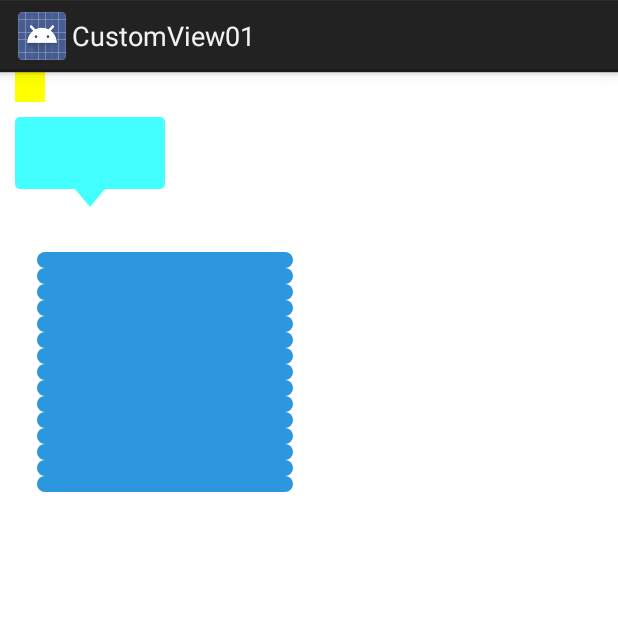
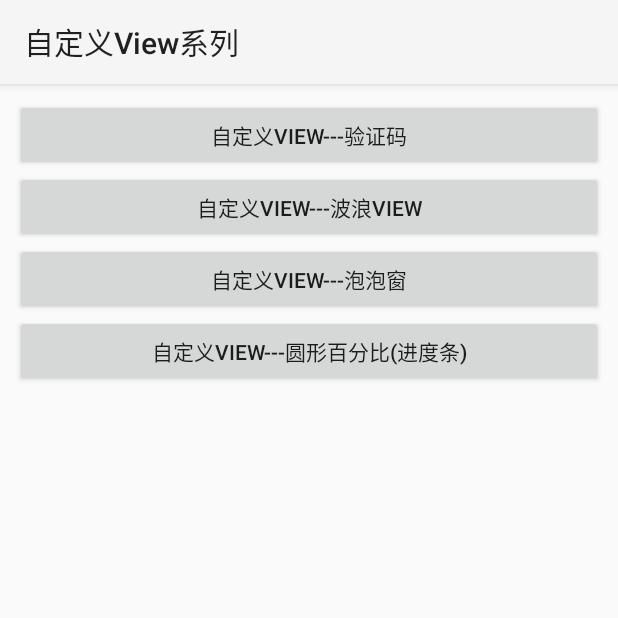
Before and after one commit to huangyula/CustomView, an Android app: the screen it shows after launch (MainActivity), on a phone screen of 412 x 824 dp, the top half of it. Run offline under Robolectric (Android 15) with nearby library versions, the phone set to English and light mode, and no system bars; plain views replace CustomTitleView.

Commit message:
整改项目

```diff
--- /dev/null
+++ b/app/src/main/java/com/hy/customview/activity/BaseActivity.java
@@ -0,0 +1,37 @@
+package com.hy.customview.activity;
+
+import android.app.Activity;
+import android.content.Intent;
+import android.os.Bundle;
+import android.support.annotation.Nullable;
+import android.support.v7.app.AppCompatActivity;
+
+/**
+ * Created by and on 2018-07-12.
+ */
+
+public class BaseActivity extends AppCompatActivity {
+    @Override
+    protected void onCreate(@Nullable Bundle savedInstanceState) {
+        super.onCreate(savedInstanceState);
+    }
+
+    /**
+     * 跳转Activity
+     */
+    protected void gotoActivity(Class<? extends Activity> activity, Bundle bundle) {
+        Intent intent = new Intent(this, activity);
+        if (bundle != null) {
+            intent.putExtras(bundle);
+        }
+        startActivity(intent);
+    }
+
+    /**
+     * 跳转Activity
+     */
+    protected void gotoActivity(Class<? extends Activity> activity) {
+        Intent intent = new Intent(this, activity);
+        startActivity(intent);
+    }
+}
--- a/app/src/main/java/com/hy/customview/view/ValidCodeView.java
+++ b/app/src/main/java/com/hy/customview/view/ValidCodeView.java
@@ -68,8 +68,8 @@ public class ValidCodeView extends View {
                     mTextSize=ra.getDimensionPixelSize(attr, PxUtils.spToPx(16,context));
                     break;
             }
-            ra.recycle();
         }
+        ra.recycle();
 
         mPaint=new Paint();
         mPaint.setTextSize(mTextSize);
--- a/app/src/main/res/layout/activity_main.xml
+++ b/app/src/main/res/layout/activity_main.xml
@@ -1,44 +1,32 @@
 <LinearLayout xmlns:android="http://schemas.android.com/apk/res/android"
                 xmlns:app="http://schemas.android.com/apk/res-auto"
                 xmlns:tools="http://schemas.android.com/tools"
-                xmlns:hycustom="http://schemas.android.com/apk/res/com.hy.customview"
                 android:layout_width="match_parent"
                 android:layout_height="match_parent"
                 tools:ignore="ResAuto"
                 android:orientation="vertical"
-                android:layout_marginLeft="10dp"
+                android:layout_margin="10dp"
     >
+    <Button
+        android:layout_width="match_parent"
+        android:layout_height="wrap_content"
+        android:text="自定义View---验证码"
+        android:onClick="onValidCodeView"/>
 
-    <!--<com.example.customview01.view.CustomTitleView-->
-        <!--android:layout_width="wrap_content"-->
-        <!--android:layout_height="wrap_content"-->
-        <!--custom:titleText="3712"-->
-        <!--android:padding="10dp"-->
-        <!--custom:titleTextColor="#ff0000"-->
-        <!--android:layout_centerInParent="true"-->
-        <!--custom:titleTextSize="40sp" />-->
-
-    <com.hy.customview.view.ValidCodeView
-        android:layout_width="wrap_content"
+    <Button
+        android:layout_width="match_parent"
         android:layout_height="wrap_content"
-        hycustom:hyTitleTextColor="#ff0000"
-        hycustom:hyTitleTextSize="20sp"
-        hycustom:hyTitleText="1234"
-        android:padding="10dp"
-        android:layout_marginBottom="10dp"
-       />
-    <com.hy.customview.view.PopupView
-        android:layout_width="100dp"
-        android:layout_height="60dp"
-        app:popupview_color="#44ffff"
-        />
-    <com.hy.customview.view.WaveView
-        android:layout_width="200dp"
-        android:layout_height="200dp"
-        android:layout_marginTop="10dp"
-        app:wareWidth="10"
-        app:wareCount="15"
-        app:mode="circle"
-        />
+        android:text="自定义View---波浪View"
+        android:onClick="onWaveView"/>
+    <Button
+        android:layout_width="match_parent"
+        android:layout_height="wrap_content"
+        android:text="自定义View---泡泡窗"
+        android:onClick="onPopupView"/>
+    <Button
+        android:layout_width="match_parent"
+        android:layout_height="wrap_content"
+        android:text="自定义View---圆形百分比(进度条)"
+        android:onClick="onCirclePercentView"/>
 
 </LinearLayout>
--- a/app/src/main/res/values/strings.xml
+++ b/app/src/main/res/values/strings.xml
@@ -1,7 +1,7 @@
 <?xml version="1.0" encoding="utf-8"?>
 <resources>
 
-    <string name="app_name">CustomView01</string>
+    <string name="app_name">自定义View系列</string>
     <string name="action_settings">Settings</string>
     <string name="hello_world">Hello world!</string>
 
--- a/app/src/main/res/values/styles.xml
+++ b/app/src/main/res/values/styles.xml
@@ -4,17 +4,21 @@
         Base application theme, dependent on API level. This theme is replaced
         by AppBaseTheme from res/values-vXX/styles.xml on newer devices.
     -->
-    <style name="AppBaseTheme" parent="android:Theme.Light">
         <!--
             Theme customizations available in newer API levels can go in
             res/values-vXX/styles.xml, while customizations related to
             backward-compatibility can go here.
         -->
-    </style>
 
     <!-- Application theme. -->
     <style name="AppTheme" parent="AppBaseTheme">
         <!-- All customizations that are NOT specific to a particular API-level can go here. -->
     </style>
 
+    <style name="AppBaseTheme" parent="Theme.AppCompat.Light.DarkActionBar">
+
+        <item name="android:windowContentOverlay">@null</item>
+        <item name="buttonStyle">@android:style/Widget.Button</item>
+    </style>
+
 </resources>
```
Also changed, not shown: app/build.gradle (+4 -4 lines), app/src/main/AndroidManifest.xml (+19 -6 lines), app/src/main/java/com/hy/customview/MainActivity.java (+27 -2 lines), app/src/main/java/com/hy/customview/activity/CirclePercentViewActivity.java (added, +32 -0 lines), app/src/main/java/com/hy/customview/activity/PopupViewActivity.java (added, +19 -0 lines), app/src/main/java/com/hy/customview/activity/ValidViewActivity.java (added, +19 -0 lines), app/src/main/java/com/hy/customview/activity/WaveViewActivity.java (added, +19 -0 lines), app/src/main/java/com/hy/customview/view/CirclePercentView.java (added, +161 -0 lines), app/src/main/res/layout/activity_circlepercentview.xml (added, +21 -0 lines), app/src/main/res/layout/activity_popupview.xml (added, +12 -0 lines), app/src/main/res/layout/activity_validcodeview.xml (added, +16 -0 lines), app/src/main/res/layout/activity_waveview.xml (added, +15 -0 lines), app/src/main/res/values/attr.xml (+9 -0 lines).
